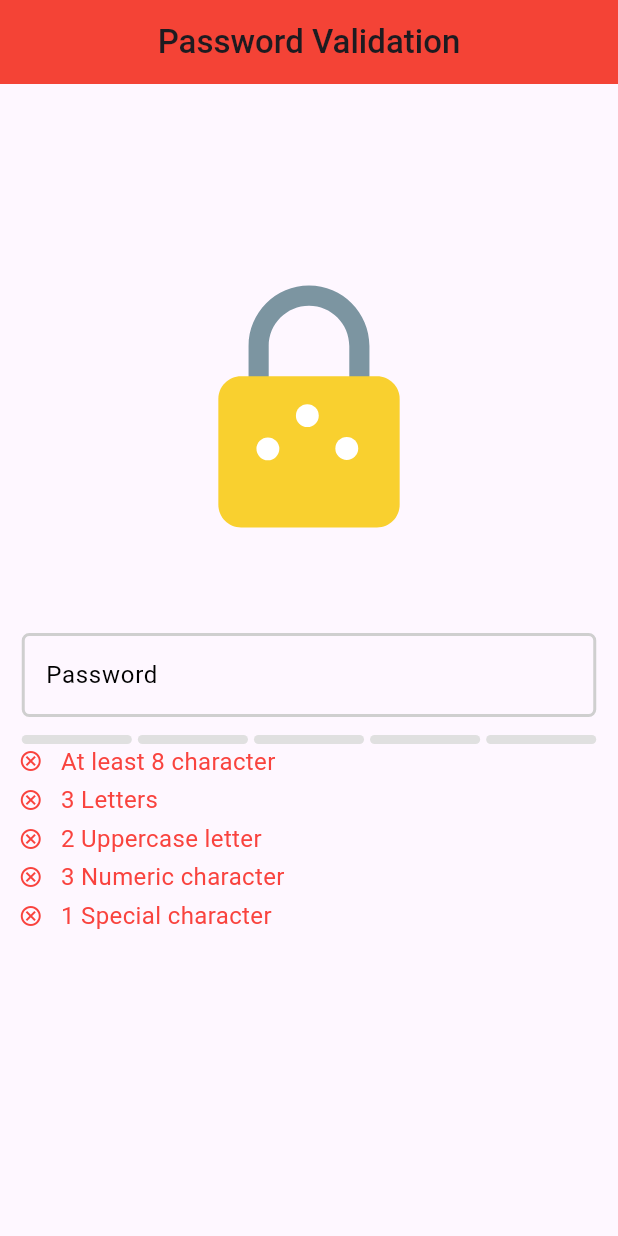
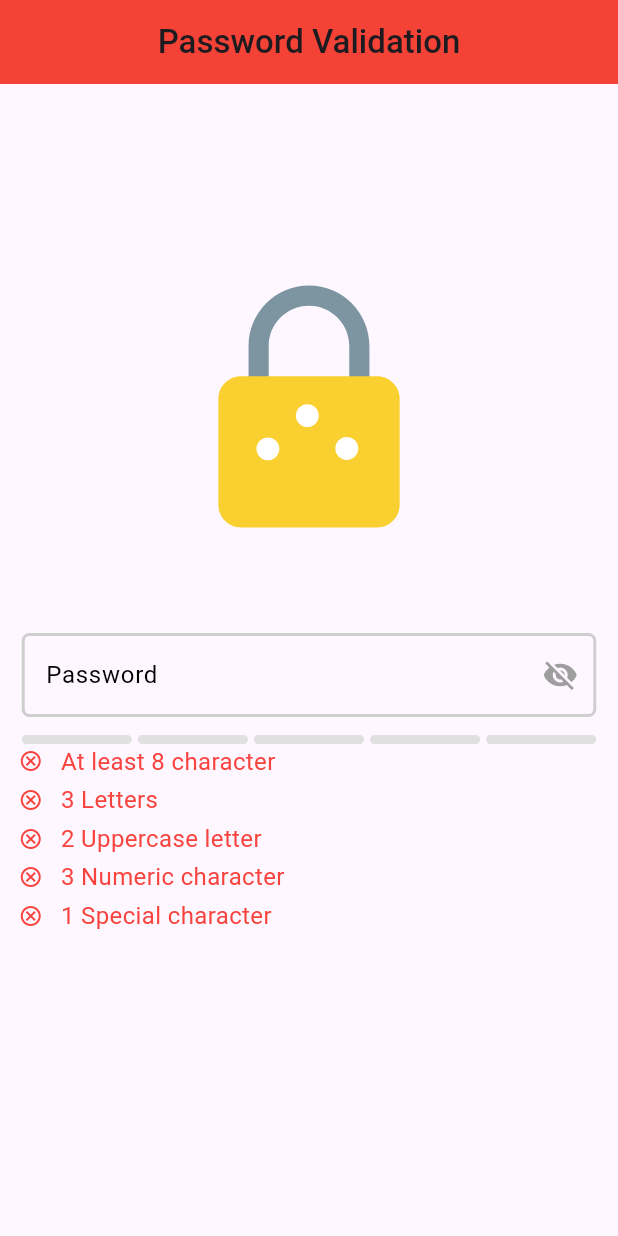
Before and after one commit to dcaayushd/Password-Validator, a Flutter app: the screen it shows after launch, on a phone screen of 412 x 824 dp. Run offline on Flutter 3.47's test engine with Material 3 defaults, Android fonts, the phone set to English and light mode, and no system bars; drawn by our look-alikes of flutter_pw_validator; our stand-ins replace google_fonts, lottie.

Commit message:
UI Updated

```diff
--- a/lib/screens/home_screen.dart
+++ b/lib/screens/home_screen.dart
@@ -13,6 +13,7 @@ class HomeScreen extends StatefulWidget {
 class _HomeScreenState extends State<HomeScreen> {
   final TextEditingController controller = TextEditingController();
   bool success = false;
+  bool _obscureText = true; // New state variable
 
   @override
   Widget build(BuildContext context) {
@@ -60,31 +61,47 @@ class _HomeScreenState extends State<HomeScreen> {
                         padding: const EdgeInsets.symmetric(horizontal: 2.0),
                         child: TextField(
                           controller: controller,
-                            obscureText: true,
+                          obscureText: _obscureText, // Use the state variable
                           obscuringCharacter: '*',
                           decoration: InputDecoration(
                             enabledBorder: OutlineInputBorder(
                               borderSide: const BorderSide(
-                                        color:
-                                            Color.fromARGB(255, 207, 207, 207),
-                                        width: 2),
-                                    borderRadius: BorderRadius.circular(5)),
+                                color: Color.fromARGB(255, 207, 207, 207),
+                                width: 2,
+                              ),
+                              borderRadius: BorderRadius.circular(5),
+                            ),
                             floatingLabelStyle: GoogleFonts.mPlus1(
                               color: Colors.black,
                               fontSize: 18,
                             ),
                             focusedBorder: OutlineInputBorder(
                               borderSide: BorderSide(
-                                      color:
-                                          success ? Colors.green : Colors.red,
-                                      width: 2),
+                                color: success ? Colors.green : Colors.red,
+                                width: 2,
+                              ),
                               borderRadius: BorderRadius.circular(15),
                             ),
                             hintText: "Password",
-                                hintStyle:
-                                    GoogleFonts.mPlus1(color: Colors.black),
+                            hintStyle: GoogleFonts.mPlus1(color: Colors.black),
                             border: const OutlineInputBorder(
-                                    borderSide: BorderSide()))),
+                              borderSide: BorderSide(),
+                            ),
+                            suffixIcon: IconButton(
+                              icon: Icon(
+                                _obscureText
+                                    ? Icons.visibility_off
+                                    : Icons.visibility,
+                                color: Colors.grey,
+                              ),
+                              onPressed: () {
+                                setState(() {
+                                  _obscureText = !_obscureText;
+                                });
+                              },
+                            ),
+                          ),
+                        ),
                       ),
                       const SizedBox(
                         height: 12,
```
Lines whose indentation alone changed are shown as unchanged.
